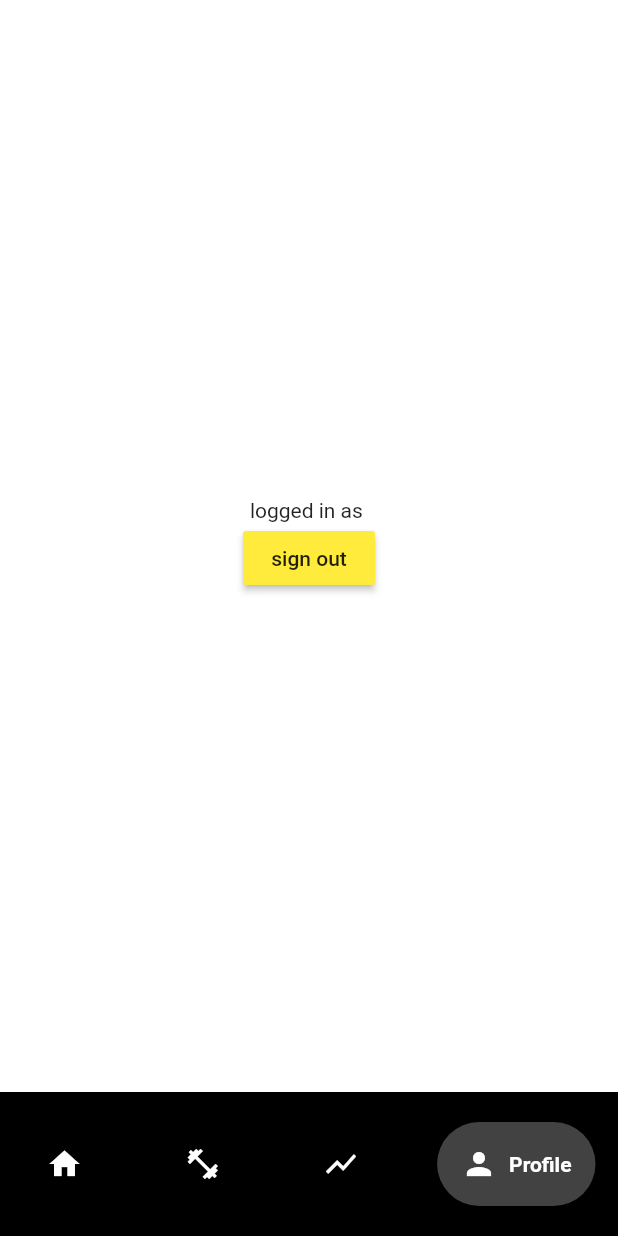
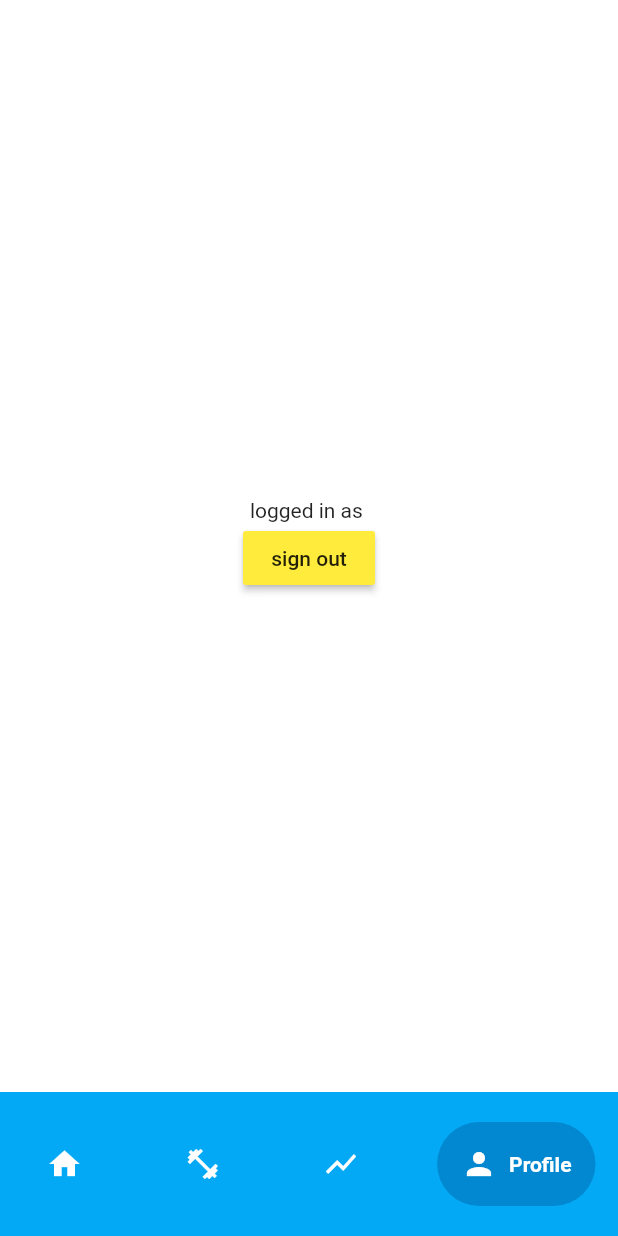
Before and after one commit to sriharshak27/tracker, a Flutter app: the screen it shows once a user with an empty profile is signed in, item 4 of the bottom bar chosen, on a phone screen of 412 x 824 dp. Run offline on Flutter 3.47's test engine with Material 2 defaults, Android fonts, the phone set to English and light mode, and no system bars; drawn by our look-alikes of google_nav_bar; our stand-ins replace firebase_auth, firebase_core; accounts and stored records are empty.

Commit message:
light blue bottom nav bar

```diff
--- a/lib/pages/home_page.dart
+++ b/lib/pages/home_page.dart
@@ -35,14 +35,14 @@ class _HomePageState extends State<HomePage> {
     return Scaffold(
       body: _pages[_selectedIndex],
       bottomNavigationBar: Container(
-        color: Colors.black,
+        color: Colors.lightBlue,
         child: Padding(
           padding: const EdgeInsets.symmetric(horizontal: 15.0, vertical: 20),
           child: GNav(
-            backgroundColor: Colors.black,
+            backgroundColor: Colors.lightBlue,
             color: Colors.white,
             activeColor: Colors.white,
-            tabBackgroundColor: Colors.grey.shade800,
+            tabBackgroundColor: Colors.lightBlue.shade700,
             gap: 8,
             padding: EdgeInsets.all(16),
             onTabChange: ((index) => _navigateBar(index)),
@@ -67,15 +67,6 @@ class _HomePageState extends State<HomePage> {
           ),
         ),
       ),
-      // bottomNavigationBar: BottomNavigationBar(
-        // currentIndex: _selectedIndex,
-        // onTap: _navigateBar,
-      //   type: BottomNavigationBarType.fixed,
-      //   items: [
-      //     BottomNavigationBarItem(icon: Icon(Icons.home), label: 'Home'),
-      //     BottomNavigationBarItem(icon: Icon(Icons.fitness_center), label: 'Manage Plans'),
-      //     BottomNavigationBarItem(icon: Icon(Icons.show_chart), label: 'Progress'),
-      // ]),
     );
   }
 }
```
